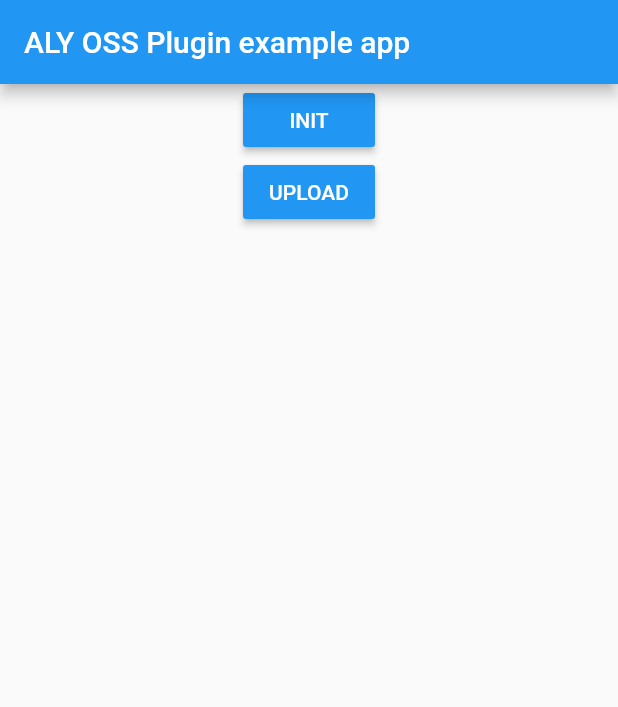
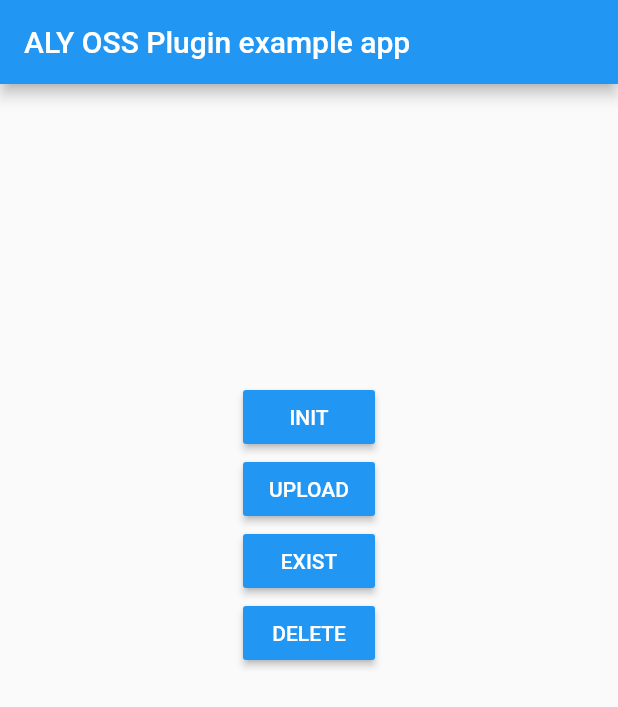
Before and after one commit to flmn/aly_oss, a Flutter app: the screen it shows after launch, after a tap on "INIT", on a phone screen of 412 x 824 dp. Shown: the top 707 px of the screen. Run offline on Flutter 3.47's test engine with Material 2 defaults, Android fonts, the light colour scheme and no system bars; our stand-ins replace image_picker.

Commit message:
ios can init

```diff
--- a/example/lib/main.dart
+++ b/example/lib/main.dart
@@ -3,16 +3,26 @@ import 'package:flutter/material.dart';
 import 'package:image_picker/image_picker.dart';
 import 'package:uuid/uuid.dart';
 
-void main() => runApp(MyApp());
+void main() => runApp(App());
 
-class MyApp extends StatefulWidget {
+class App extends StatelessWidget {
   @override
-  _MyAppState createState() => _MyAppState();
+  Widget build(BuildContext context) {
+    return MaterialApp(
+      home: Main(),
+    );
+  }
 }
 
-class _MyAppState extends State<MyApp> {
+class Main extends StatefulWidget {
+  @override
+  _MainState createState() => _MainState();
+}
+
+class _MainState extends State<Main> {
   final _uuid = Uuid();
   final AlyOss _alyOss = AlyOss();
+  String id;
 
   @override
   Widget build(BuildContext context) {
@@ -23,18 +33,37 @@ class _MyAppState extends State<MyApp> {
         ),
         body: Center(
           child: Column(
+            mainAxisSize: MainAxisSize.min,
             children: <Widget>[
               RaisedButton(
                 color: Theme.of(context).primaryColor,
                 textColor: Colors.white,
                 child: Text('INIT'),
-                onPressed: () {
-                  _alyOss.init(InitRequest(
+                onPressed: () async {
+                  var result = await _alyOss.init(InitRequest(
                       _uuid.v4(),
                       'https://wsc-test.happysyrup.com/app/media/get-security-token',
                       'oss-cn-beijing.aliyuncs.com',
                       '11l%UVteM*ct@^Sn',
                       '0000000000000000'));
+
+                  showDialog(
+                    context: context,
+                    builder: (BuildContext context) {
+                      return AlertDialog(
+                        title: Text("INIT"),
+                        content: Text(result['instanceId']),
+                        actions: <Widget>[
+                          FlatButton(
+                            child: Text("OK"),
+                            onPressed: () {
+                              Navigator.of(context).pop();
+                            },
+                          )
+                        ],
+                      );
+                    },
+                  );
                 },
               ),
               RaisedButton(
@@ -49,6 +78,63 @@ class _MyAppState extends State<MyApp> {
                       'brand-happysyrup-com', 'ws/a.jpg', image.absolute.path));
                 },
               ),
+              RaisedButton(
+                color: Theme.of(context).primaryColor,
+                textColor: Colors.white,
+                child: Text('EXIST'),
+                onPressed: () async {
+                  var result = await _alyOss.exist(KeyRequest(
+                      _uuid.v4(), 'brand-happysyrup-com', 'ws/a.jpg'));
+
+                  showDialog(
+                    context: context,
+                    builder: (BuildContext context) {
+                      return AlertDialog(
+                        title: Text("EXIST"),
+                        content: Text(result['exist']),
+                        actions: <Widget>[
+                          FlatButton(
+                            child: Text("OK"),
+                            onPressed: () {
+                              Navigator.of(context).pop();
+                            },
+                          )
+                        ],
+                      );
+                    },
+                  );
+                },
+              ),
+              RaisedButton(
+                color: Theme.of(context).primaryColor,
+                textColor: Colors.white,
+                child: Text('DELETE'),
+                onPressed: () async {
+                  var result = await _alyOss.delete(KeyRequest(
+                      _uuid.v4(), 'brand-happysyrup-com', 'ws/a.jpg'));
+
+                  showDialog(
+                    context: context,
+                    builder: (BuildContext context) {
+                      return AlertDialog(
+                        title: Text("DELETE"),
+                        content: Text('OK'),
+                        actions: <Widget>[
+                          FlatButton(
+                            child: Text("OK"),
+                            onPressed: () {
+                              Navigator.of(context).pop();
+                            },
+                          )
+                        ],
+                      );
+                    },
+                  );
+                },
+              ),
+              SizedBox(
+                height: 180,
+              )
             ],
           ),
         ),
--- a/example/pubspec.yaml
+++ b/example/pubspec.yaml
@@ -1,4 +1,5 @@
 name: aly_oss_example
+version: 0.0.1
 description: Demonstrates how to use the aly_oss plugin.
 publish_to: 'none'
 
```
Also changed, not shown: 9 other files.
